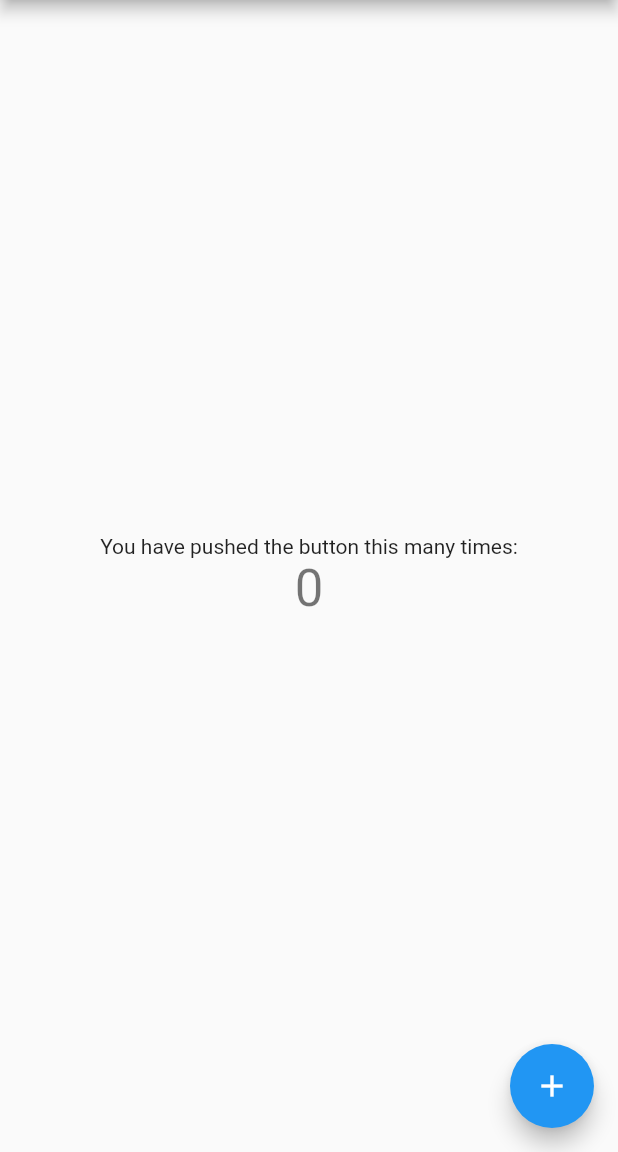
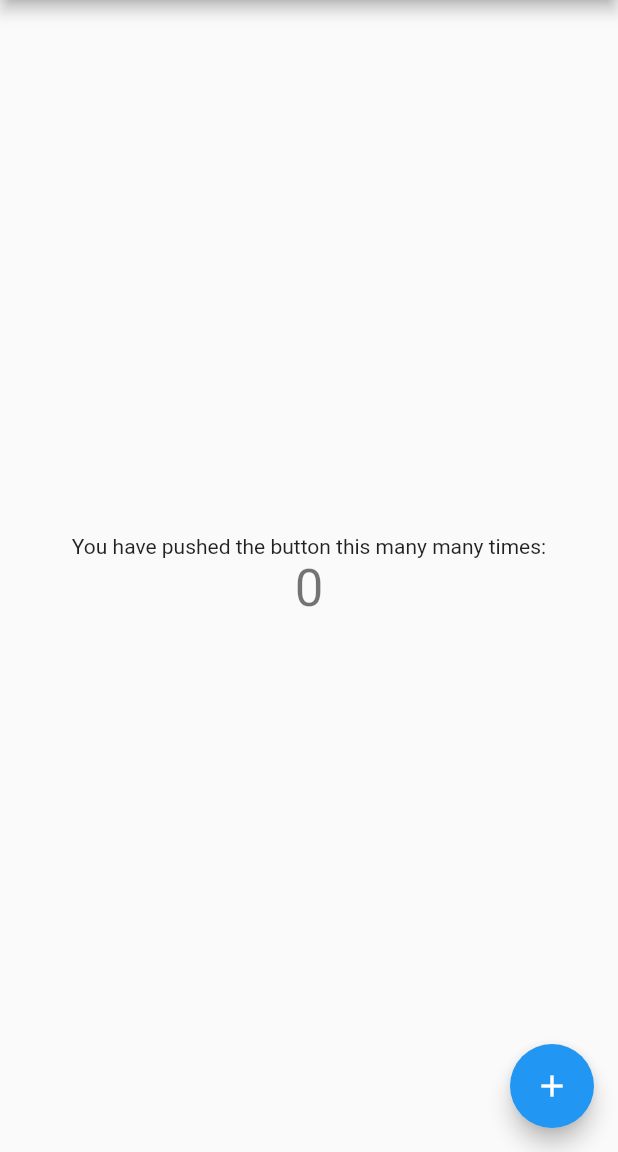
Before and after one commit to HteeKaw/edouble, a Flutter app: the screen it shows after launch, on a phone screen of 412 x 824 dp, the part 84-1236 px from its top. Run offline on Flutter 3.47's test engine with Material 2 defaults, Android fonts, the phone set to English and light mode, and no system bars.

Commit message:
second time modify main

```diff
--- a/lib/main.dart
+++ b/lib/main.dart
@@ -96,7 +96,7 @@ class _MyHomePageState extends State<MyHomePage> {
           mainAxisAlignment: MainAxisAlignment.center,
           children: <Widget>[
             const Text(
-              'You have pushed the button this many times:',
+              'You have pushed the button this many many times:',
             ),
             Text(
               '$_counter',
```
